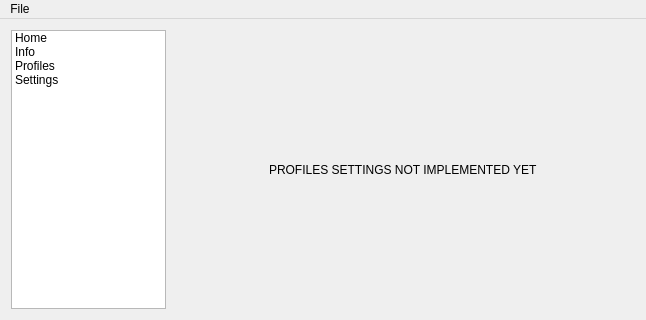
Before: the Qt Designer form src-qt5/pc-power/pc-power/mainwindow.ui in yurkis/pcbsd, drawn with Qt 5.
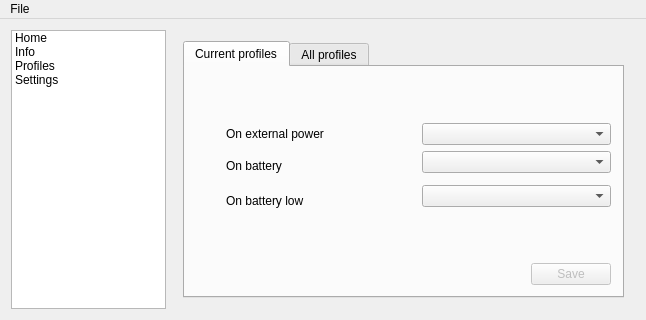
After: the same form once the commit is applied. The open tabs and pages were chosen to show the change. Icons and pictures are not drawn.

Commit message: pwrd and pc-power: start profiles page. Settings getting from pwrd. Fixes, musc changes

Diff of the .ui file:
```diff
--- a/src-qt5/pc-power/pc-power/mainwindow.ui
+++ b/src-qt5/pc-power/pc-power/mainwindow.ui
@@ -514,8 +514,115 @@
        </layout>
       </widget>
       <widget class="QWidget" name="page_3">
+       <layout class="QVBoxLayout" name="verticalLayout_5">
+        <item>
+         <widget class="QTabWidget" name="tabWidget">
+          <property name="currentIndex">
+           <number>0</number>
+          </property>
+          <widget class="QWidget" name="tab">
+           <attribute name="title">
+            <string>Current profiles</string>
+           </attribute>
+           <layout class="QVBoxLayout" name="verticalLayout_6">
+            <item>
+             <spacer name="verticalSpacer_4">
+              <property name="orientation">
+               <enum>Qt::Vertical</enum>
+              </property>
+              <property name="sizeHint" stdset="0">
+               <size>
+                <width>20</width>
+                <height>40</height>
+               </size>
+              </property>
+             </spacer>
+            </item>
+            <item>
        <layout class="QGridLayout" name="gridLayout_3">
         <item row="0" column="1">
+               <widget class="QLabel" name="label_12">
+                <property name="text">
+                 <string>On external power</string>
+                </property>
+               </widget>
+              </item>
+              <item row="0" column="2">
+               <widget class="QComboBox" name="onACPowerProfile"/>
+              </item>
+              <item row="1" column="2" rowspan="2">
+               <widget class="QComboBox" name="onBatteryProfile"/>
+              </item>
+              <item row="2" column="0" rowspan="2">
+               <widget class="QLabel" name="onBatteryImage">
+                <property name="minimumSize">
+                 <size>
+                  <width>24</width>
+                  <height>24</height>
+                 </size>
+                </property>
+                <property name="maximumSize">
+                 <size>
+                  <width>24</width>
+                  <height>24</height>
+                 </size>
+                </property>
+                <property name="text">
+                 <string/>
+                </property>
+                <property name="pixmap">
+                 <pixmap resource="pc-power.qrc">:/images/battery.png</pixmap>
+                </property>
+                <property name="scaledContents">
+                 <bool>true</bool>
+                </property>
+               </widget>
+              </item>
+              <item row="2" column="1">
+               <widget class="QLabel" name="label_14">
+                <property name="text">
+                 <string>On battery</string>
+                </property>
+               </widget>
+              </item>
+              <item row="3" column="2" rowspan="2">
+               <widget class="QComboBox" name="onLowBatteryProfile"/>
+              </item>
+              <item row="4" column="0">
+               <widget class="QLabel" name="onLowBatteryImage">
+                <property name="minimumSize">
+                 <size>
+                  <width>24</width>
+                  <height>24</height>
+                 </size>
+                </property>
+                <property name="maximumSize">
+                 <size>
+                  <width>24</width>
+                  <height>24</height>
+                 </size>
+                </property>
+                <property name="text">
+                 <string/>
+                </property>
+                <property name="pixmap">
+                 <pixmap resource="pc-power.qrc">:/images/on_low_battery.png</pixmap>
+                </property>
+                <property name="scaledContents">
+                 <bool>true</bool>
+                </property>
+               </widget>
+              </item>
+              <item row="4" column="1">
+               <widget class="QLabel" name="label_13">
+                <property name="text">
+                 <string>On battery low</string>
+                </property>
+               </widget>
+              </item>
+             </layout>
+            </item>
+            <item>
          <spacer name="verticalSpacer_3">
           <property name="orientation">
            <enum>Qt::Vertical</enum>
@@ -523,56 +630,46 @@
           <property name="sizeHint" stdset="0">
            <size>
             <width>20</width>
-            <height>111</height>
+                <height>35</height>
            </size>
           </property>
          </spacer>
         </item>
-        <item row="1" column="0">
+            <item>
+             <layout class="QHBoxLayout" name="horizontalLayout_3">
+              <item>
          <spacer name="horizontalSpacer_2">
           <property name="orientation">
            <enum>Qt::Horizontal</enum>
           </property>
           <property name="sizeHint" stdset="0">
            <size>
-            <width>88</width>
+                  <width>40</width>
             <height>20</height>
            </size>
           </property>
          </spacer>
         </item>
-        <item row="1" column="1">
-         <widget class="QLabel" name="label_5">
+              <item>
+               <widget class="QPushButton" name="pushButton">
+                <property name="enabled">
+                 <bool>false</bool>
+                </property>
           <property name="text">
-           <string>PROFILES SETTINGS NOT IMPLEMENTED YET</string>
+                 <string>Save</string>
           </property>
          </widget>
         </item>
-        <item row="1" column="2">
-         <spacer name="horizontalSpacer_3">
-          <property name="orientation">
-           <enum>Qt::Horizontal</enum>
-          </property>
-          <property name="sizeHint" stdset="0">
-           <size>
-            <width>88</width>
-            <height>20</height>
-           </size>
-          </property>
-         </spacer>
-        </item>
-        <item row="2" column="1">
-         <spacer name="verticalSpacer_4">
-          <property name="orientation">
-           <enum>Qt::Vertical</enum>
-          </property>
-          <property name="sizeHint" stdset="0">
-           <size>
-            <width>20</width>
-            <height>110</height>
-           </size>
-          </property>
-         </spacer>
+             </layout>
+            </item>
+           </layout>
+          </widget>
+          <widget class="QWidget" name="tab_2">
+           <attribute name="title">
+            <string>All profiles</string>
+           </attribute>
+          </widget>
+         </widget>
         </item>
        </layout>
       </widget>
```
Left out of the diff: 27 changed lines with no effect on the pictures. Lines whose indentation alone changed are shown as unchanged. The commit also changes 21 other files.
